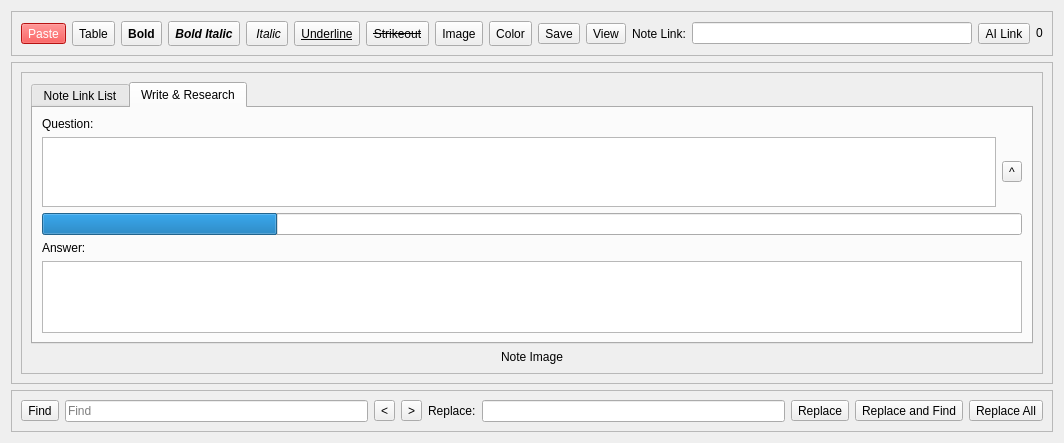
Before: the Qt Designer form src/Notes/Notes.ui in ic005k/Knot, drawn with Qt 5.
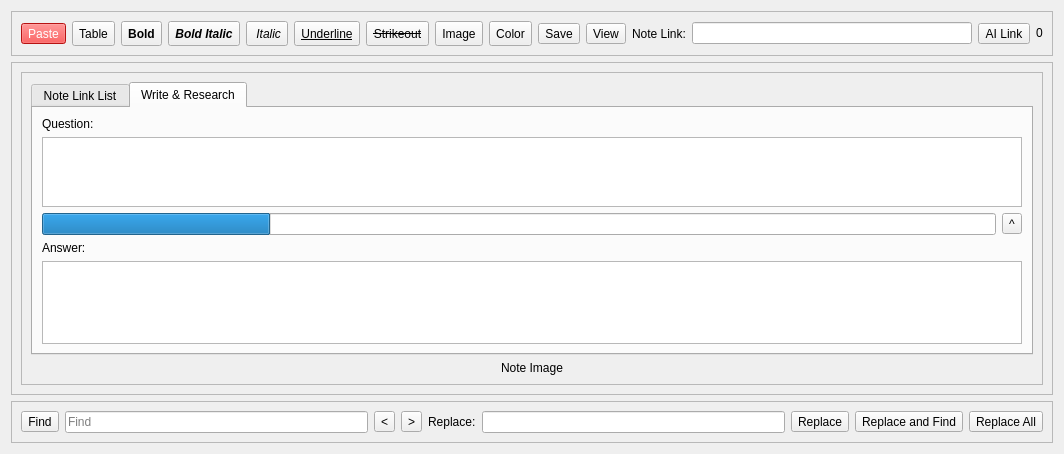
After: the same form once the commit is applied. Icons and pictures are not drawn.

```diff
--- a/src/Notes/Notes.ui
+++ b/src/Notes/Notes.ui
@@ -7,7 +7,7 @@
     <x>0</x>
     <y>0</y>
     <width>1064</width>
-    <height>425</height>
+    <height>454</height>
    </rect>
   </property>
   <property name="windowTitle">
@@ -600,15 +600,10 @@
                    </property>
                   </widget>
                  </item>
-                 <item>
-                  <widget class="QToolButton" name="btnQuestion">
-                   <property name="text">
-                    <string>^</string>
-                   </property>
-                  </widget>
-                 </item>
                 </layout>
                </item>
+               <item>
+                <layout class="QHBoxLayout" name="horizontalLayout_5">
                <item>
                 <widget class="QProgressBar" name="progQA">
                  <property name="value">
@@ -618,6 +613,15 @@
                   <bool>false</bool>
                  </property>
                 </widget>
+                 </item>
+                 <item>
+                  <widget class="QToolButton" name="btnQuestion">
+                   <property name="text">
+                    <string>^</string>
+                   </property>
+                  </widget>
+                 </item>
+                </layout>
                </item>
                <item>
                 <widget class="QLabel" name="label">
```
Lines whose indentation alone changed are shown as unchanged.
